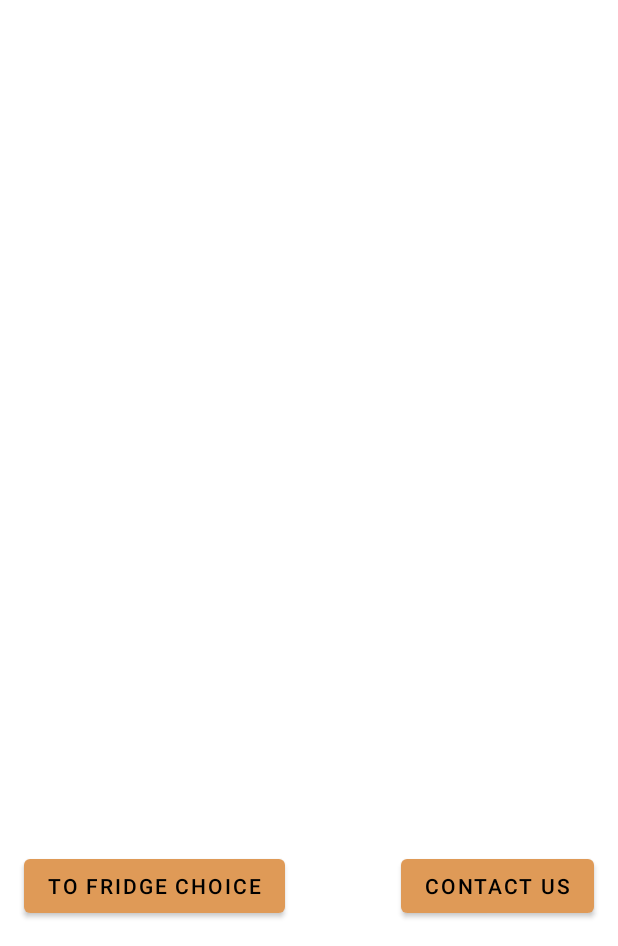
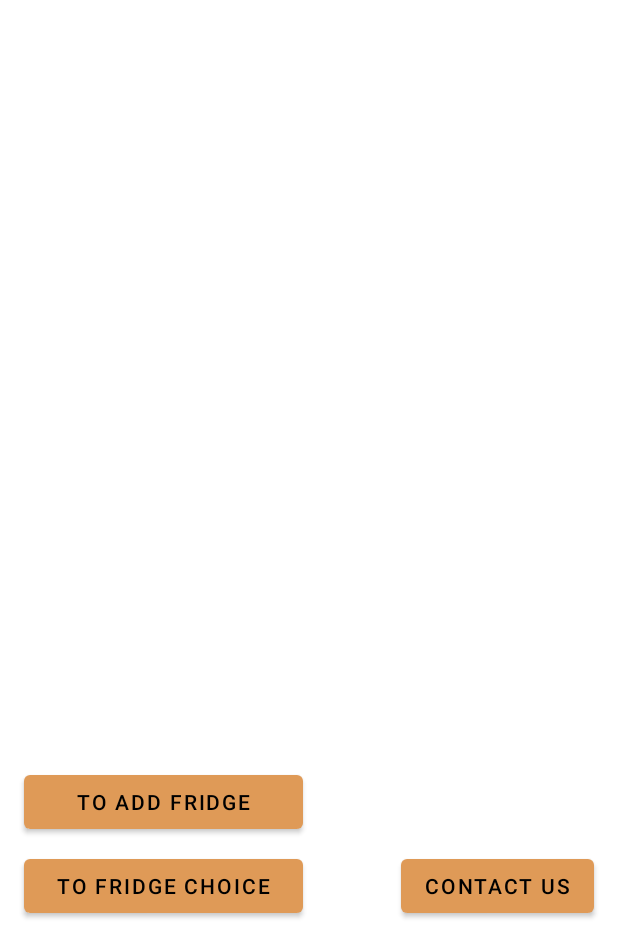
Before and after one commit to yxef/MyFridgeApp, an Android app: the screen it shows after launch (MainActivity), on a phone screen of 412 x 824 dp, the part 290-1236 px from its top. Run offline under Robolectric (Android 15) with nearby library versions, the phone set to English and light mode, and no system bars.

Commit message:
added more strings, changed navgraph arrangement, added buttons with actions for better navigation and debugging

```diff
--- a/app/src/main/java/com/example/myfridge/ContactFragment.kt
+++ b/app/src/main/java/com/example/myfridge/ContactFragment.kt
@@ -25,13 +25,14 @@ class ContactFragment : Fragment() {
     )
 
     private val emailAddress : String = "contact@federicogalli.ovh"
-
     private val intentMail = Intent(Intent.ACTION_SENDTO).apply {
         data = Uri.parse("mailto:".plus(emailAddress))
         putExtra(Intent.EXTRA_SUBJECT, "Contact Support")
         putExtra(Intent.EXTRA_TEXT, "I NEED EEEEEELP")
     }
 
+    // Intent to open an app page on the Google Play Store specifically
+    // It won't be found on other app stores
     private val intentStore = Intent(Intent.ACTION_VIEW,
         Uri.parse("market://details?id=".plus(
             randomUris[(randomUris.indices).random()])
--- a/app/src/main/res/layout/fragment_home.xml
+++ b/app/src/main/res/layout/fragment_home.xml
@@ -27,17 +27,33 @@
         android:layout_height="wrap_content"
         android:layout_margin="16dp"
         android:text="@string/contact_us"
-        app:layout_constraintEnd_toEndOf="parent"
-        app:layout_constraintBottom_toBottomOf="parent" />
+        app:layout_constraintBottom_toBottomOf="parent"
+        app:layout_constraintEnd_toEndOf="parent" />
 
     <Button
         android:id="@+id/button_to_fridge_choice"
-        android:layout_width="wrap_content"
+        android:layout_width="match_parent"
         android:layout_height="wrap_content"
-        android:layout_margin="16dp"
+        android:layout_marginStart="16dp"
+        android:layout_marginEnd="210dp"
+        android:layout_marginBottom="16dp"
         android:text="@string/to_fridge_choice"
-        app:layout_constraintStart_toStartOf="parent"
-        app:layout_constraintBottom_toBottomOf="parent" />
+        app:layout_constraintBottom_toBottomOf="parent"
+        app:layout_constraintEnd_toEndOf="parent"
+        app:layout_constraintStart_toStartOf="parent" />
+
+
+    <Button
+        android:id="@+id/button_to_add_fridge"
+        android:layout_width="match_parent"
+        android:layout_height="wrap_content"
+        android:layout_marginStart="16dp"
+        android:layout_marginEnd="210dp"
+        android:layout_marginBottom="8dp"
+        android:text="@string/to_add_fridge"
+        app:layout_constraintBottom_toTopOf="@id/button_to_fridge_choice"
+        app:layout_constraintEnd_toEndOf="@id/button_to_fridge_choice"
+        app:layout_constraintStart_toStartOf="parent" />
 
 
 </androidx.constraintlayout.widget.ConstraintLayout>
--- a/app/src/main/res/layout/fragment_modify_food.xml
+++ b/app/src/main/res/layout/fragment_modify_food.xml
@@ -13,7 +13,7 @@
         android:layout_height="wrap_content"
         android:layout_margin="16dp"
         android:backgroundTint="?attr/colorPrimary"
-        android:text="@string/add_food"
+        android:text="@string/back_to_food_list"
         app:layout_constraintStart_toStartOf="parent"
         app:layout_constraintTop_toTopOf="parent" />
 
--- a/app/src/main/res/navigation/nav_graph.xml
+++ b/app/src/main/res/navigation/nav_graph.xml
@@ -34,7 +34,7 @@
     </fragment>
     <fragment
         android:id="@+id/fridgeChoiceFragment"
-        android:name="com.example.myfridge.fridgeChoiceFragment"
+        android:name="com.example.myfridge.FridgeChoiceFragment"
         android:label="fragment_fridge_choice"
         tools:layout="@layout/fragment_fridge_choice" >
         <action
--- a/app/src/main/res/values/strings.xml
+++ b/app/src/main/res/values/strings.xml
@@ -8,4 +8,7 @@
     <string name="to_fridge_choice">To Fridge Choice</string>
     <string name="send_email_request">Send us an Email</string>
     <string name="review_request">Leave us a review!</string>
+    <string name="to_food_list">To Food List</string>
+    <string name="back_to_food_list">back to food list</string>
+    <string name="to_add_fridge">to add fridge</string>
 </resources>
```
Also changed, not shown: app/src/main/java/com/example/myfridge/FridgeChoiceFragment.kt (+29 -11 lines), app/src/main/res/layout/fragment_fridge_choice.xml (+12 -7 lines).
